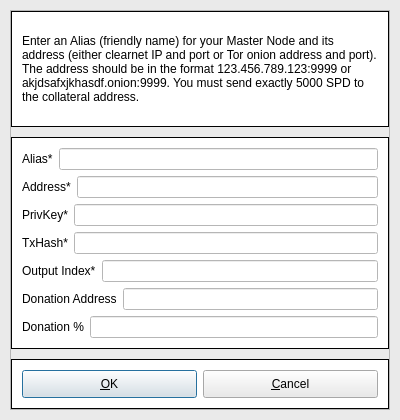
This is src/qt/forms/addeditadrenalinenode.ui in Virtual-Dev/Virtual as Qt 5 draws it before an edit. The edited form follows.
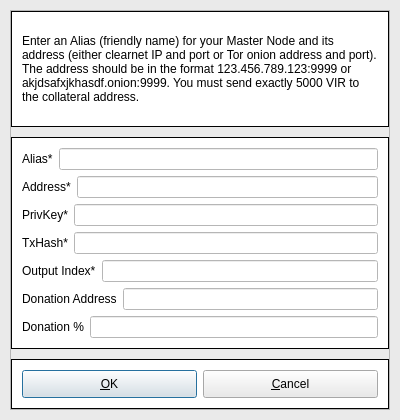
This is the edited form.

```diff
--- a/src/qt/forms/addeditadrenalinenode.ui
+++ b/src/qt/forms/addeditadrenalinenode.ui
@@ -94,7 +94,7 @@
               <string notr="true">background-color: #fff</string>
              </property>
              <property name="text">
-              <string>&lt;html&gt;&lt;head/&gt;&lt;body&gt;&lt;p&gt;Enter an Alias (friendly name) for your Master Node and its address (either clearnet IP and port or Tor onion address and port). The address should be in the format 123.456.789.123:9999 or akjdsafxjkhasdf.onion:9999. You must send exactly 5000 SPD to the collateral address.&lt;/p&gt;&lt;/body&gt;&lt;/html&gt;</string>
+              <string>&lt;html&gt;&lt;head/&gt;&lt;body&gt;&lt;p&gt;Enter an Alias (friendly name) for your Master Node and its address (either clearnet IP and port or Tor onion address and port). The address should be in the format 123.456.789.123:9999 or akjdsafxjkhasdf.onion:9999. You must send exactly 5000 VIR to the collateral address.&lt;/p&gt;&lt;/body&gt;&lt;/html&gt;</string>
              </property>
              <property name="wordWrap">
               <bool>true</bool>
```
